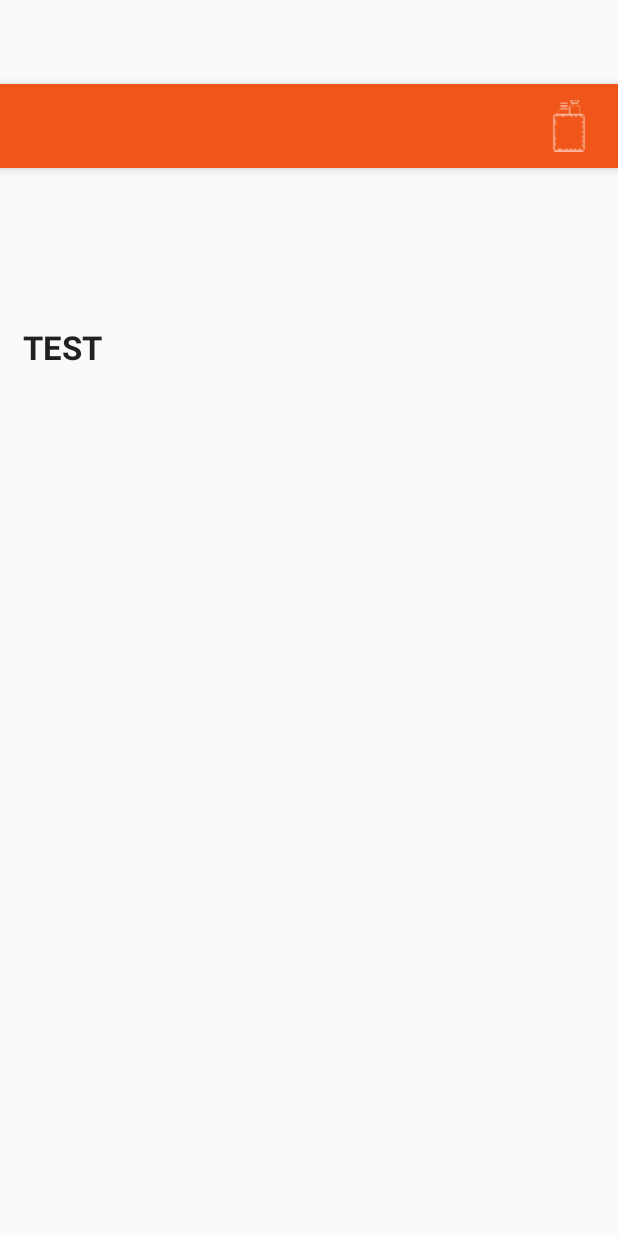
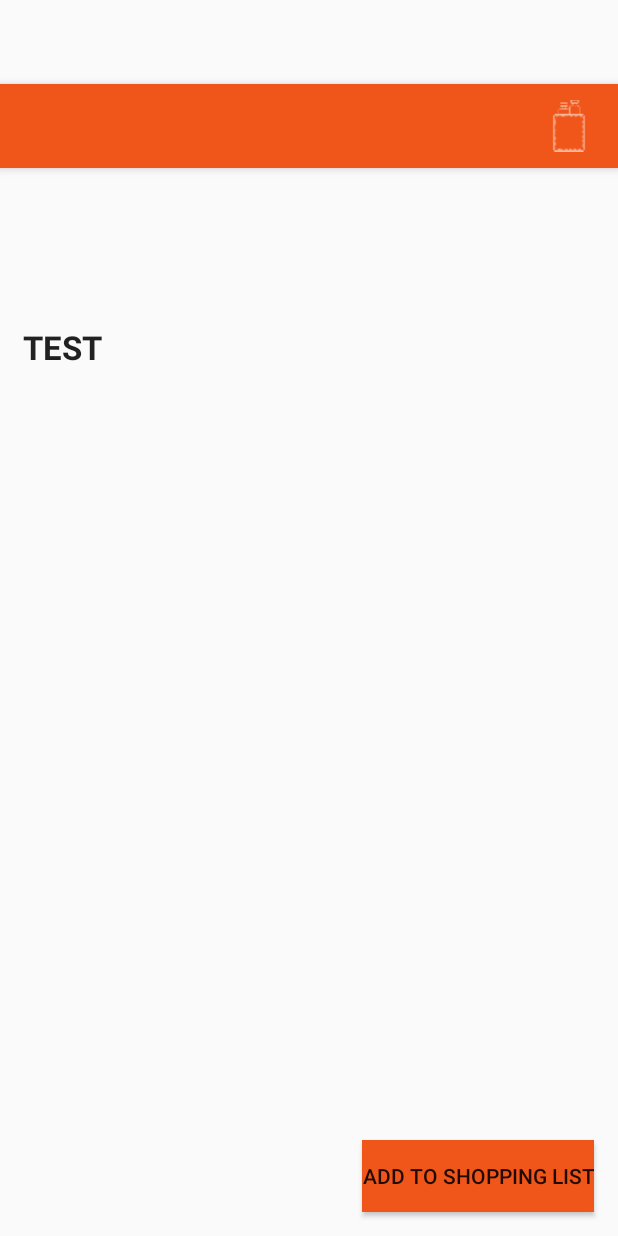
Before and after one commit to lobstertron/PocketBar, an Android app: the layout activity_recipe.xml on its own in the app's theme, with its tools: preview values and no code run, on a phone screen of 412 x 824 dp. Run offline under Robolectric (Android 15) with nearby library versions, the phone set to English and light mode, and no system bars.

Commit message:
RecipePage now has a button that:  - adds missing ingredients to ShoppingList  - updates display to show that they are in the shopping list
Recipe page will also check the shopping list when generating the page for the first time as well, and will display ingredients appropriately (in MyBar, in ShoppingList, or not on hand)

```diff
--- a/app/src/main/java/com/core/database/PocketBarDao.java
+++ b/app/src/main/java/com/core/database/PocketBarDao.java
@@ -116,6 +116,9 @@ public interface PocketBarDao {
     @Query("SELECT * from shopping_ingredient where bar_name = 'main_bar' ORDER BY ingredient ASC")
     List<ShoppingIngredient> getShoppingIngredients();
 
+    @Query("SELECT ingredient from shopping_ingredient where bar_name = 'main_bar'")
+    List<String> getStringShoppingListIngredients();
+
 
 
 
--- a/app/src/main/java/com/core/database/PocketBarRepository.java
+++ b/app/src/main/java/com/core/database/PocketBarRepository.java
@@ -158,6 +158,7 @@ public class PocketBarRepository {
     public List<ShoppingIngredient> getShoppingIngredients() {
         return mPocketBarDao.getShoppingIngredients();
     }
+    public List<String> getStringShoppingListIngredients() { return mPocketBarDao.getStringShoppingListIngredients();}
 
     public void insertShoppingIngredient(ShoppingIngredient shoppingIngredient) {
         new PocketBarRepository.insertShoppingIngredientAsyncTask(mPocketBarDao).execute(shoppingIngredient);
--- a/app/src/main/res/layout/content_recipe.xml
+++ b/app/src/main/res/layout/content_recipe.xml
@@ -32,4 +32,17 @@
         app:layout_constraintStart_toStartOf="parent"
         app:layout_constraintTop_toBottomOf="@id/recipe"/>
 
+    <Button
+        android:id="@+id/add_to_shopping_list"
+        android:layout_width="wrap_content"
+        android:layout_height="wrap_content"
+        android:layout_marginEnd="16dp"
+        android:layout_marginRight="16dp"
+        android:layout_marginBottom="16dp"
+        android:onClick="addToShoppingList"
+        android:background="@color/pocketbar_orange"
+        android:text="@string/add_to_shopping_list"
+        app:layout_constraintBottom_toBottomOf="parent"
+        app:layout_constraintEnd_toEndOf="parent" />
+
 </androidx.constraintlayout.widget.ConstraintLayout>
--- a/app/src/main/res/values/strings.xml
+++ b/app/src/main/res/values/strings.xml
@@ -10,4 +10,5 @@
     <string name="shopping_list_title">Shopping List</string>
     <string name="bam_it_worked">BAM! IT WORKED!</string>
     <string name="title_activity_favorites">Favorites</string>
+    <string name="add_to_shopping_list">Add To Shopping List</string>
 </resources>
```
Also changed, not shown: app/src/main/java/com/core/android/pocketbar/RecipeActivity.java (+62 -0 lines).
